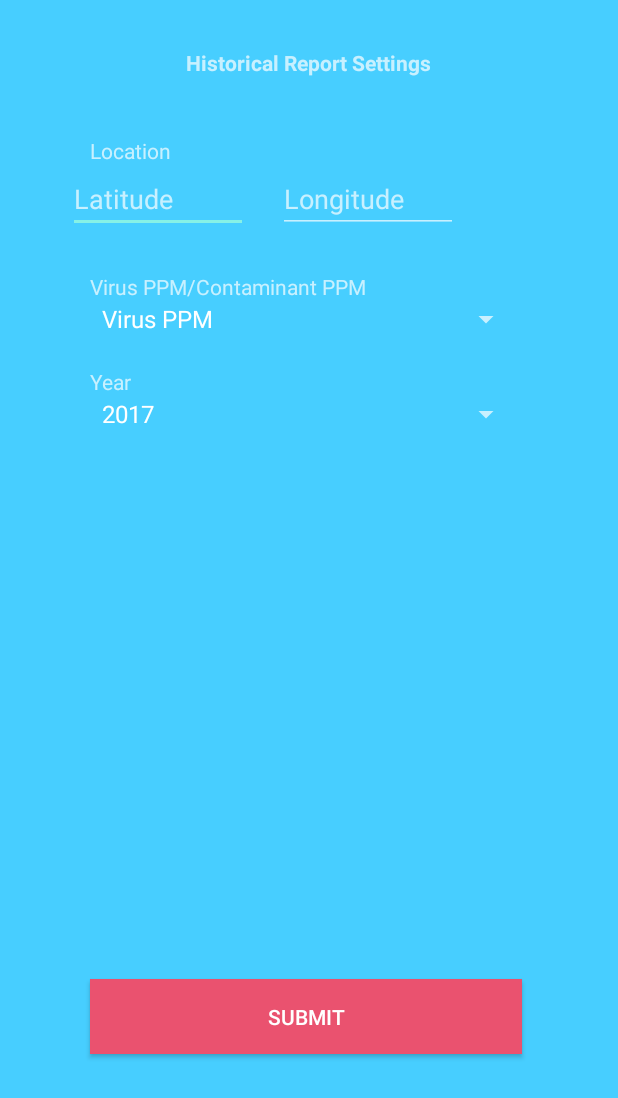
After one commit to edw1nzhao/cs2340_group16, an Android app: the HistoricalReportParametersActivity screen opened directly, with no data from a screen before it, on a phone screen of 412 x 824 dp. The commit adds this screen. Shown: the top 1098 px of the screen. Run offline under Robolectric (Android 15) with nearby library versions, the phone set to English and light mode, and no system bars.

Commit message:
Added activities for historical report feature used by Managers.

```diff
--- a/WaterSourcingProject/app/build.gradle
+++ b/WaterSourcingProject/app/build.gradle
@@ -35,4 +35,6 @@ dependencies {
 }
 
 
+
+
 apply plugin: 'com.google.gms.google-services'
--- a/WaterSourcingProject/app/src/main/AndroidManifest.xml
+++ b/WaterSourcingProject/app/src/main/AndroidManifest.xml
@@ -7,12 +7,14 @@
     <uses-permission android:name="android.permission.GET_ACCOUNTS" />
     <uses-permission android:name="android.permission.READ_PROFILE" />
     <uses-permission android:name="android.permission.READ_CONTACTS" />
-    <uses-permission android:name="android.permission.WRITE_EXTERNAL_STORAGE"/>
-    <uses-permission android:name="com.google.android.providers.gsf.permission.READ_GSERVICES"/>
+    <uses-permission android:name="android.permission.WRITE_EXTERNAL_STORAGE" />
+    <uses-permission android:name="com.google.android.providers.gsf.permission.READ_GSERVICES" />
+
     <permission
         android:name="com.example.watersourcingproject.permission.MAPS_RECEIVE"
-        android:protectionLevel="signature"/>
-    <uses-permission android:name="com.example.watersourcingproject.permission.MAPS_RECEIVE"/>
+        android:protectionLevel="signature" />
+
+    <uses-permission android:name="com.example.watersourcingproject.permission.MAPS_RECEIVE" />
 
     <!--
          The ACCESS_COARSE/FINE_LOCATION permissions are not required to use
@@ -28,7 +30,6 @@
         android:label="@string/app_name"
         android:supportsRtl="true"
         android:theme="@style/AppTheme">
-
         <activity android:name=".controller.login.WelcomeActivity">
             <intent-filter>
                 <action android:name="android.intent.action.MAIN" />
@@ -94,7 +95,15 @@
 
         <activity
             android:name=".controller.MapsActivity"
-            android:label="@string/title_activity_maps"></activity>
+            android:label="@string/title_activity_maps" />
+        <activity
+            android:name=".controller.HistoricalReportActivity"
+            android:label="@string/title_activity_historical_report"
+            android:theme="@style/AppTheme" />
+        <activity
+            android:name=".controller.HistoricalReportParametersActivity"
+            android:label="@string/title_activity_historical_report_parameters"
+            android:theme="@style/AppTheme"></activity>
     </application>
 
 </manifest>
--- /dev/null
+++ b/WaterSourcingProject/app/src/main/java/edu/gatech/group16/watersourcingproject/controller/HistoricalReportActivity.java
@@ -0,0 +1,20 @@
+package edu.gatech.group16.watersourcingproject.controller;
+
+import android.os.Bundle;
+import android.support.design.widget.FloatingActionButton;
+import android.support.design.widget.Snackbar;
+import android.support.v7.app.AppCompatActivity;
+import android.support.v7.widget.Toolbar;
+import android.view.View;
+
+import edu.gatech.group16.watersourcingproject.R;
+
+public class HistoricalReportActivity extends AppCompatActivity {
+
+    @Override
+    protected void onCreate(Bundle savedInstanceState) {
+        super.onCreate(savedInstanceState);
+        setContentView(R.layout.activity_historical_report);
+    }
+
+}
--- /dev/null
+++ b/WaterSourcingProject/app/src/main/java/edu/gatech/group16/watersourcingproject/controller/HistoricalReportParametersActivity.java
@@ -0,0 +1,54 @@
+package edu.gatech.group16.watersourcingproject.controller;
+
+import android.content.Intent;
+import android.os.Bundle;
+import android.support.v7.app.AppCompatActivity;
+import android.view.View;
+import android.widget.ArrayAdapter;
+import android.widget.Spinner;
+
+import java.util.ArrayList;
+import java.util.Calendar;
+import java.util.List;
+
+import edu.gatech.group16.watersourcingproject.R;
+import edu.gatech.group16.watersourcingproject.model.User;
+
+public class HistoricalReportParametersActivity extends AppCompatActivity implements View.OnClickListener{
+    private User user;
+    private Spinner ppmSpinner, yearSpinner;
+    private List<String> ppmOptions = new ArrayList<>();
+    private List<Integer> yearOptions = new ArrayList<>();
+
+    @Override
+    protected void onCreate(Bundle savedInstanceState) {
+        super.onCreate(savedInstanceState);
+        setContentView(R.layout.activity_historical_report_parameters);
+        user = (User) getIntent().getSerializableExtra("USER");
+        findViewById(R.id.submit_button).setOnClickListener(this);
+
+        ppmOptions.add("Virus PPM");
+        ppmOptions.add("Contaminant PPM");
+        ppmSpinner = (Spinner) findViewById(R.id.spinner_ppm);
+        ArrayAdapter<String> adaptPPM = new ArrayAdapter(this, android.R.layout.simple_spinner_item, ppmOptions);
+        ppmSpinner.setAdapter(adaptPPM);
+
+        for (int i = 0; i <= 10; i++) {
+            int currentYear = Calendar.getInstance().get(Calendar.YEAR);
+            yearOptions.add(currentYear - i);
+        }
+        yearSpinner = (Spinner) findViewById(R.id.spinner_year);
+        ArrayAdapter<Integer> adaptYear = new ArrayAdapter(this, android.R.layout.simple_spinner_item, yearOptions);
+        yearSpinner.setAdapter(adaptYear);
+
+    }
+    @Override
+    public void onClick(View v) {
+        int i = v.getId();
+        if (i == R.id.submit_button) {
+            Intent intent = new Intent(this, HistoricalReportActivity.class);
+            intent.putExtra("USER", user);
+            startActivity(intent);
+        }
+    }
+}
--- a/WaterSourcingProject/app/src/main/java/edu/gatech/group16/watersourcingproject/controller/ViewWaterSourcesActivity.java
+++ b/WaterSourcingProject/app/src/main/java/edu/gatech/group16/watersourcingproject/controller/ViewWaterSourcesActivity.java
@@ -128,6 +128,11 @@ public class ViewWaterSourcesActivity extends AppCompatActivity {
                                         .show();
 
                                 break;
+                            case R.id.action_empty:
+                                Intent intent = new Intent(ViewWaterSourcesActivity.this, HistoricalReportParametersActivity.class);
+                                intent.putExtra("USER", user);
+                                startActivity(intent);
+                                break;
                             case R.id.action_my_reports:
                                 ArrayAdapter<String> newAdapter2 = new ArrayAdapter<>(ViewWaterSourcesActivity.this,
                                         android.R.layout.simple_list_item_1, android.R.id.text1, finalReportNums);
--- /dev/null
+++ b/WaterSourcingProject/app/src/main/res/layout/activity_historical_report.xml
@@ -0,0 +1,8 @@
+<?xml version="1.0" encoding="utf-8"?>
+<FrameLayout xmlns:android="http://schemas.android.com/apk/res/android"
+    android:layout_width="match_parent"
+    android:layout_height="match_parent"
+    xmlns:tools="http://schemas.android.com/tools"
+    android:background="@color/colorPrimary">
+
+</FrameLayout>
--- /dev/null
+++ b/WaterSourcingProject/app/src/main/res/layout/activity_historical_report_parameters.xml
@@ -0,0 +1,110 @@
+<?xml version="1.0" encoding="utf-8"?>
+<FrameLayout xmlns:android="http://schemas.android.com/apk/res/android"
+    android:layout_width="match_parent"
+    android:layout_height="match_parent"
+    xmlns:tools="http://schemas.android.com/tools"
+    android:background="@color/colorPrimary">
+
+    <RelativeLayout
+        android:layout_width="match_parent"
+        android:layout_height="match_parent">
+
+        <TextView
+            android:id="@+id/title_historical_report"
+            android:layout_width="wrap_content"
+            android:layout_height="wrap_content"
+            android:layout_alignParentTop="true"
+            android:layout_centerHorizontal="true"
+            android:layout_marginTop="32dp"
+            android:text="@string/label_historical_report"
+            android:textStyle="bold" />
+
+        <TextView
+            android:id="@+id/textview_location"
+            android:layout_width="wrap_content"
+            android:layout_height="wrap_content"
+            android:layout_below="@+id/title_historical_report"
+            android:layout_marginEnd="10dp"
+            android:layout_marginTop="39dp"
+            android:layout_toStartOf="@+id/title_historical_report"
+            android:text="Location" />
+
+        <LinearLayout
+            android:id="@+id/location_layout"
+            android:layout_width="match_parent"
+            android:layout_height="wrap_content"
+            android:layout_marginEnd="29dp"
+            android:orientation="horizontal"
+            android:layout_below="@+id/textview_location"
+            android:layout_alignParentEnd="true">
+
+            <EditText
+                android:id="@+id/text_latitude"
+                android:layout_width="120dp"
+                android:layout_height="wrap_content"
+                android:layout_marginStart="45dp"
+                android:layout_marginTop="0dp"
+                android:ems="10"
+                android:hint="@string/latitude"
+                android:inputType="numberDecimal" />
+
+            <EditText
+                android:id="@+id/text_longitude"
+                android:layout_width="120dp"
+                android:layout_height="wrap_content"
+                android:layout_marginStart="20dp"
+                android:layout_marginTop="0dp"
+                android:ems="10"
+                android:hint="@string/longitude"
+                android:inputType="numberDecimal" />
+
+        </LinearLayout>
+
+        <TextView
+            android:id="@+id/title_virus_ppm_and_contaminant_ppm"
+            android:layout_width="wrap_content"
+            android:layout_height="wrap_content"
+            android:layout_alignStart="@+id/textview_location"
+            android:layout_below="@+id/location_layout"
+            android:layout_marginTop="26dp"
+            android:text="Virus PPM/Contaminant PPM" />
+
+        <Spinner
+            android:id="@+id/spinner_ppm"
+            android:layout_width="match_parent"
+            android:layout_height="wrap_content"
+            android:layout_alignParentEnd="true"
+            android:layout_alignStart="@+id/title_virus_ppm_and_contaminant_ppm"
+            android:layout_below="@+id/title_virus_ppm_and_contaminant_ppm"
+            android:layout_marginEnd="64dp" />
+
+        <TextView
+            android:id="@+id/textview_year"
+            android:layout_width="wrap_content"
+            android:layout_height="wrap_content"
+            android:layout_alignStart="@+id/spinner_ppm"
+            android:layout_below="@+id/spinner_ppm"
+            android:layout_marginTop="20dp"
+            android:text="Year" />
+
+        <Spinner
+            android:id="@+id/spinner_year"
+            android:layout_width="match_parent"
+            android:layout_height="wrap_content"
+            android:layout_alignEnd="@+id/spinner_ppm"
+            android:layout_alignStart="@+id/textview_year"
+            android:layout_below="@+id/textview_year" />
+
+        <Button
+            android:id="@+id/submit_button"
+            android:layout_width="match_parent"
+            android:layout_height="50dp"
+            android:layout_alignEnd="@+id/spinner_year"
+            android:layout_alignParentBottom="true"
+            android:layout_alignStart="@+id/spinner_year"
+            android:layout_marginBottom="121dp"
+            android:background="@color/colorButton"
+            android:text="@string/button_submit"
+            tools:ignore="ButtonStyle" />
+    </RelativeLayout>
+</FrameLayout>
--- a/WaterSourcingProject/app/src/main/res/layout/content_view_water_sources.xml
+++ /dev/null
@@ -1,16 +0,0 @@
-<?xml version="1.0" encoding="utf-8"?>
-<RelativeLayout xmlns:android="http://schemas.android.com/apk/res/android"
-    xmlns:app="http://schemas.android.com/apk/res-auto"
-    xmlns:tools="http://schemas.android.com/tools"
-    android:id="@+id/content_view_water_sources"
-    android:layout_width="match_parent"
-    android:layout_height="match_parent"
-    android:paddingBottom="@dimen/activity_vertical_margin"
-    android:paddingLeft="@dimen/activity_horizontal_margin"
-    android:paddingRight="@dimen/activity_horizontal_margin"
-    android:paddingTop="@dimen/activity_vertical_margin"
-    app:layout_behavior="@string/appbar_scrolling_view_behavior"
-    tools:context="edu.gatech.group16.watersourcingproject.controller.ViewWaterSourcesActivity"
-    tools:showIn="@layout/activity_view_water_sources">
-
-</RelativeLayout>
--- a/WaterSourcingProject/app/src/main/res/values/strings.xml
+++ b/WaterSourcingProject/app/src/main/res/values/strings.xml
@@ -86,6 +86,10 @@
     <string name="login">Login</string>
     <string name="newAccountLogin">No account yet? Create one</string>
     <string name="cancel">Cancel</string>
+    <string name="title_activity_historical_report">HistoricalReportActivity</string>
+    <string name="title_activity_historical_report_parameters">HistoricalReportParametersActivity
+    </string>
+    <string name="label_historical_report">Historical Report Settings</string>
 
 
     <!-- Strings related to home screen -->
```
